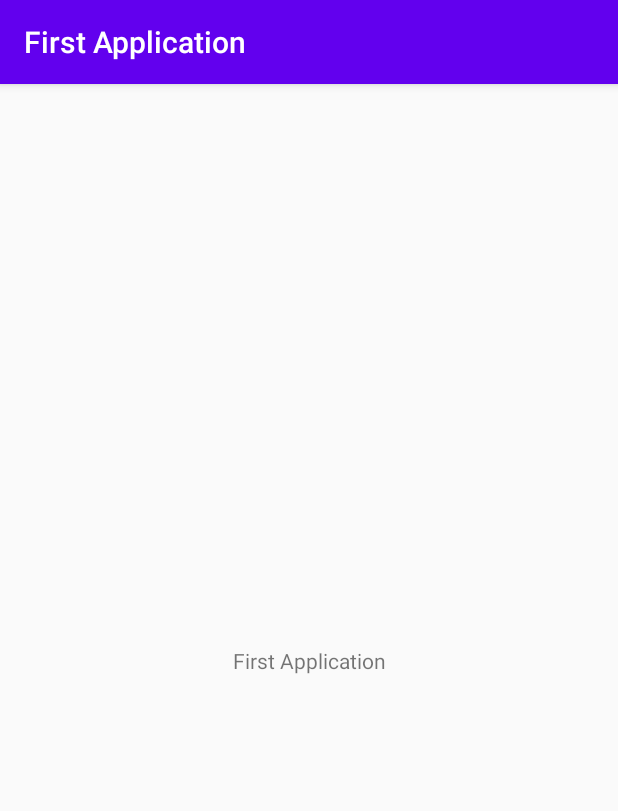
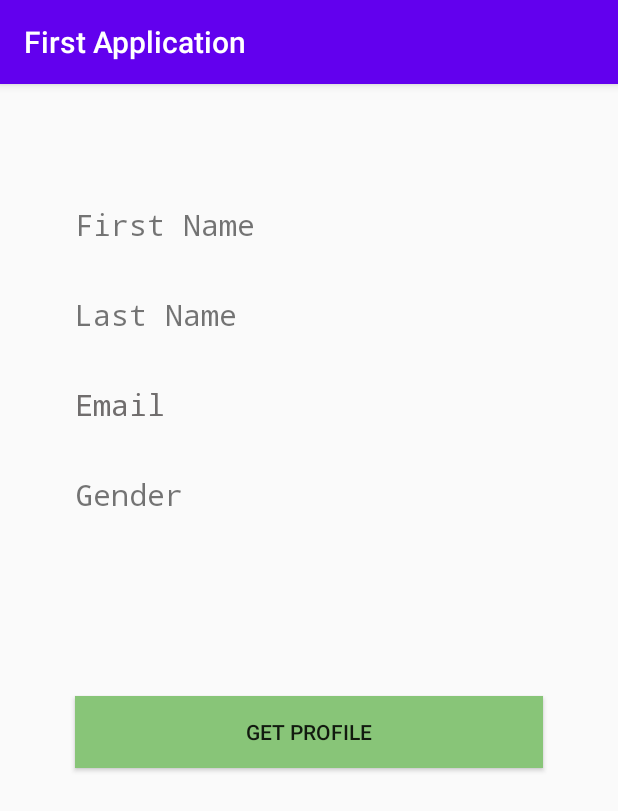
Before and after one commit to Okekeprince1/MVVM-Architecture, an Android app: the screen it shows after launch (MainActivity), on a phone screen of 412 x 824 dp. Shown: the top 811 px of the screen. Run offline under Robolectric (Android 15) with nearby library versions, the phone set to English and light mode, and no system bars.

Commit message:
updated activity main xml file

```diff
--- a/app/src/main/res/layout/activity_main.xml
+++ b/app/src/main/res/layout/activity_main.xml
@@ -1,6 +1,5 @@
 <?xml version="1.0" encoding="utf-8"?>
-<androidx.constraintlayout.widget.ConstraintLayout
-    xmlns:android="http://schemas.android.com/apk/res/android"
+<androidx.constraintlayout.widget.ConstraintLayout xmlns:android="http://schemas.android.com/apk/res/android"
     xmlns:app="http://schemas.android.com/apk/res-auto"
     xmlns:tools="http://schemas.android.com/tools"
     android:layout_width="match_parent"
@@ -8,12 +7,92 @@
     tools:context=".MainActivity">
 
     <TextView
+        android:id="@+id/textView2"
+        android:layout_width="0dp"
+        android:layout_height="40dp"
+        android:layout_marginStart="50dp"
+        android:layout_marginLeft="50dp"
+        android:layout_marginTop="20dp"
+        android:layout_marginEnd="50dp"
+        android:layout_marginRight="50dp"
+        android:fontFamily="monospace"
+        android:text="@string/email"
+        android:textAppearance="@style/TextAppearance.AppCompat.Body1"
+        android:textColor="#706D6D"
+        android:textSize="20sp"
+        app:layout_constraintEnd_toEndOf="parent"
+        app:layout_constraintHorizontal_bias="1.0"
+        app:layout_constraintStart_toStartOf="parent"
+        app:layout_constraintTop_toBottomOf="@+id/textView3" />
+
+    <TextView
+        android:id="@+id/textView"
+        android:layout_width="0dp"
+        android:layout_height="40dp"
+        android:layout_marginStart="50dp"
+        android:layout_marginLeft="50dp"
+        android:layout_marginTop="20dp"
+        android:layout_marginEnd="50dp"
+        android:layout_marginRight="50dp"
+        android:fontFamily="monospace"
+        android:text="@string/gender"
+        android:textSize="20sp"
+        app:layout_constraintEnd_toEndOf="parent"
+        app:layout_constraintHorizontal_bias="1.0"
+        app:layout_constraintStart_toStartOf="parent"
+        app:layout_constraintTop_toBottomOf="@+id/textView2" />
+
+    <TextView
+        android:id="@+id/textView3"
+        android:layout_width="0dp"
+        android:layout_height="40dp"
+        android:layout_marginStart="50dp"
+        android:layout_marginLeft="50dp"
+        android:layout_marginTop="20dp"
+        android:layout_marginEnd="50dp"
+        android:layout_marginRight="50dp"
+        android:fontFamily="monospace"
+        android:text="@string/last_name"
+        android:textSize="20sp"
+        app:layout_constraintEnd_toEndOf="parent"
+        app:layout_constraintHorizontal_bias="0.498"
+        app:layout_constraintStart_toStartOf="parent"
+        app:layout_constraintTop_toBottomOf="@+id/textView4" />
+
+    <TextView
+        android:id="@+id/textView4"
+        android:layout_width="0dp"
+        android:layout_height="40dp"
+        android:layout_marginStart="50dp"
+        android:layout_marginTop="20dp"
+        android:layout_marginEnd="50dp"
+        android:fontFamily="monospace"
+        android:text="@string/first_name"
+        android:textSize="20sp"
+        app:layout_constraintEnd_toEndOf="parent"
+        app:layout_constraintStart_toStartOf="parent"
+        app:layout_constraintTop_toBottomOf="@+id/imageView2" />
+
+    <Button
+        android:id="@+id/button"
+        android:layout_width="0dp"
+        android:layout_height="wrap_content"
+        android:layout_marginTop="108dp"
+        android:background="#88C578"
+        android:text="@string/get_prof_btn"
+        app:layout_constraintEnd_toEndOf="@+id/textView"
+        app:layout_constraintHorizontal_bias="0.495"
+        app:layout_constraintStart_toStartOf="@+id/textView"
+        app:layout_constraintTop_toBottomOf="@+id/textView" />
+
+    <ImageView
+        android:id="@+id/imageView2"
         android:layout_width="wrap_content"
         android:layout_height="wrap_content"
-        android:text="@string/app_name"
-        app:layout_constraintBottom_toBottomOf="parent"
-        app:layout_constraintLeft_toLeftOf="parent"
-        app:layout_constraintRight_toRightOf="parent"
-        app:layout_constraintTop_toTopOf="parent" />
+        android:layout_marginTop="60dp"
+        app:layout_constraintEnd_toEndOf="parent"
+        app:layout_constraintStart_toStartOf="parent"
+        app:layout_constraintTop_toTopOf="parent"
+        tools:srcCompat="@tools:sample/avatars" />
 
 </androidx.constraintlayout.widget.ConstraintLayout>
--- a/app/src/main/res/values/strings.xml
+++ b/app/src/main/res/values/strings.xml
@@ -1,3 +1,8 @@
 <resources>
     <string name="app_name">First Application</string>
+    <string name="first_name">First Name</string>
+    <string name="last_name">Last Name</string>
+    <string name="email">Email</string>
+    <string name="gender">Gender</string>
+    <string name="get_prof_btn">GET PROFILE</string>
 </resources>
```
